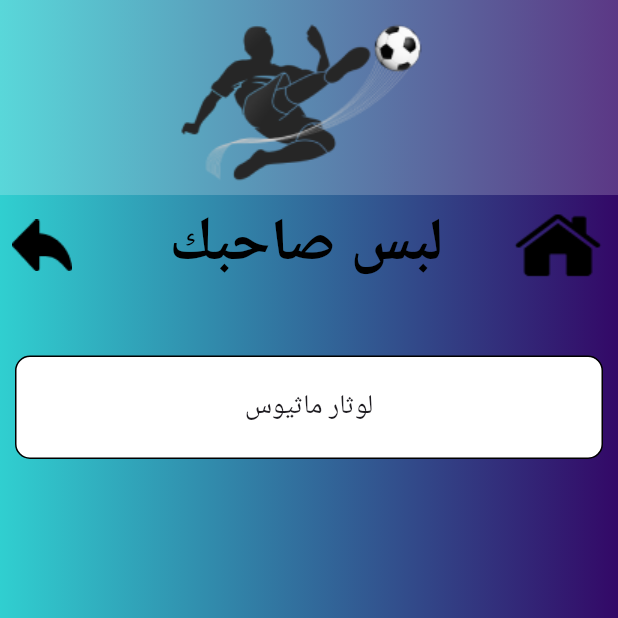
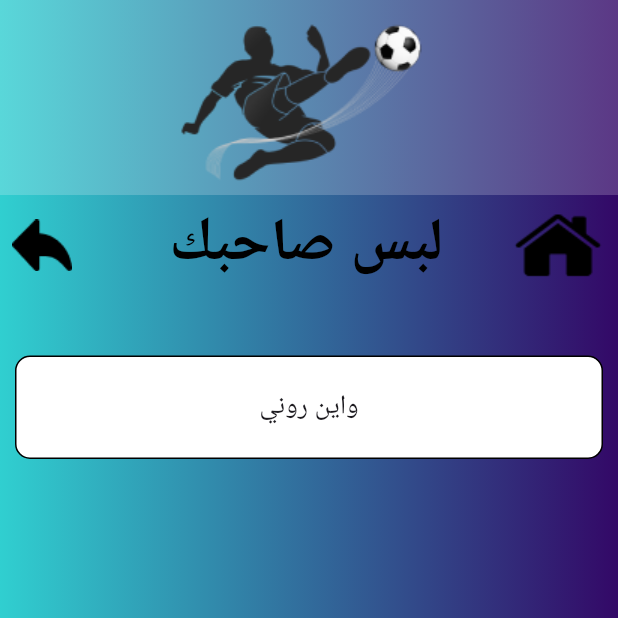
Before and after one commit to Esraaalaaelden/FriendsGames, a Flutter app: the LabsSahbk screen opened directly, after a tap on an icon or button, on a phone screen of 412 x 824 dp, the top half of it. Run offline on Flutter 3.47's test engine with Material 2 defaults, Android fonts, the light colour scheme and no system bars; drawn by our look-alikes of flutter_animate; our stand-ins replace bloc, flutter_bloc; missing offline and left inert: colorful_safe_area.

```diff
--- a/lib/module/lbs_sahbk_screen/lbs_sahbk.dart
+++ b/lib/module/lbs_sahbk_screen/lbs_sahbk.dart
@@ -1,10 +1,8 @@
 import 'package:colorful_safe_area/colorful_safe_area.dart';
-import 'package:flutter/cupertino.dart';
 import 'package:flutter/material.dart';
 import 'package:flutter_animate/flutter_animate.dart';
 import 'package:flutter_bloc/flutter_bloc.dart';
 import 'package:friendsgames/countdown_cubit/countdown_cubit.dart';
-import 'package:friendsgames/module/with_out_screen/with-out_rules.dart';
 
 import '../../cubit/game_cubit.dart';
 import '../../shared/components/constants.dart';
@@ -162,7 +160,7 @@
                                       borderRadius: BorderRadius.circular(10.0),
                                     ),
                                     child: Text(
-                                      cubit.withoutTalking[
+                                      cubit.footballLegends[
                                       cubit.fiveXTenCurrentQuestionIndex],
                                       style: const TextStyle(fontSize: 18.0),
                                       textAlign: TextAlign.center,
```
